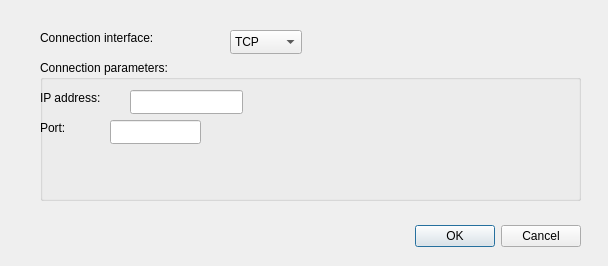
Above: GUI/ChangeModbusDeviceParameters/ChangeModbusDeviceParameters.ui from my-memory-leaked/Modbus-Industrial-Diagnostic-Tool before the change. Below: the same form after it.
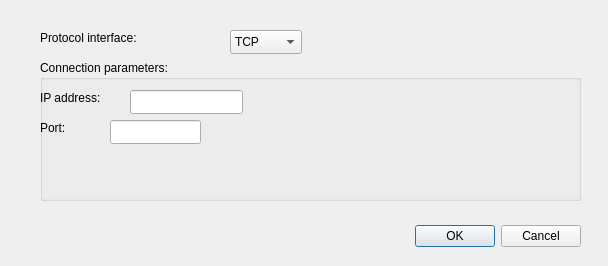
That is the form after the change.

Diff of the .ui file:
```diff
--- a/GUI/ChangeModbusDeviceParameters/ChangeModbusDeviceParameters.ui
+++ b/GUI/ChangeModbusDeviceParameters/ChangeModbusDeviceParameters.ui
@@ -59,7 +59,7 @@
     </rect>
    </property>
    <property name="text">
-    <string>Connection interface:</string>
+    <string>Protocol interface:</string>
    </property>
   </widget>
   <widget class="QGroupBox" name="TCPInterfaceGroupBox">
```
